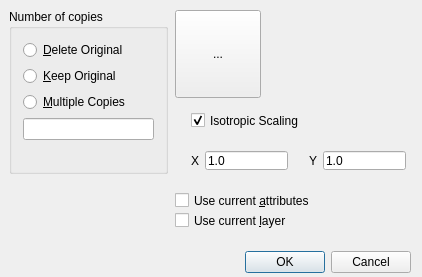
First picture: the form in librecad/src/ui/forms/qg_dlgscale.ui, repository LibreCAD/LibreCAD, before the edit.
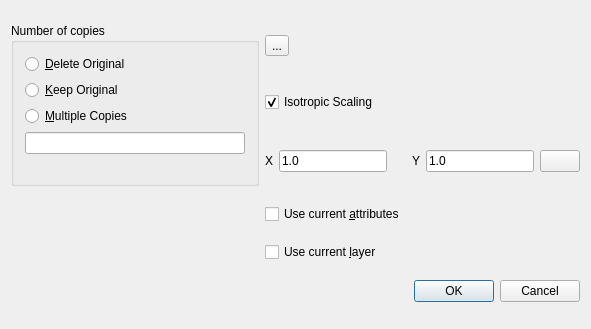
Second picture: the form after the edit. Icons and pictures are not drawn.

Commit message:
Issue #1777: scaling factor by points
Issue #1777:

Experimental feature: for the scaling tool, allow to specify a source
point and a target point, so the scaling would scale the source to the
target point.

If the coordinate difference from the scaling center is zero in any
direction(x- or y-), no scaling is applied in that direction.

Negative factors are allowed, and this may not work well with all entity
types.

```diff
--- a/librecad/src/ui/forms/qg_dlgscale.ui
+++ b/librecad/src/ui/forms/qg_dlgscale.ui
@@ -6,8 +6,8 @@
    <rect>
     <x>0</x>
     <y>0</y>
-    <width>422</width>
-    <height>277</height>
+    <width>591</width>
+    <height>329</height>
    </rect>
   </property>
   <property name="sizePolicy">
@@ -25,15 +25,9 @@
   <property name="windowTitle">
    <string>Scaling Options</string>
   </property>
+  <layout class="QGridLayout" name="gridLayout">
+   <item row="0" column="0" rowspan="3">
   <widget class="QGroupBox" name="bgNumber">
-   <property name="geometry">
-    <rect>
-     <x>9</x>
-     <y>9</y>
-     <width>159</width>
-     <height>165</height>
-    </rect>
-   </property>
    <property name="title">
     <string>Number of copies</string>
    </property>
@@ -116,15 +110,9 @@
     </item>
    </layout>
   </widget>
+   </item>
+   <item row="0" column="1">
   <widget class="QToolButton" name="toolButton">
-   <property name="geometry">
-    <rect>
-     <x>175</x>
-     <y>10</y>
-     <width>86</width>
-     <height>88</height>
-    </rect>
-   </property>
    <property name="text">
     <string>...</string>
    </property>
@@ -139,15 +127,8 @@
     </size>
    </property>
   </widget>
-  <widget class="QWidget" name="layoutWidget_1">
-   <property name="geometry">
-    <rect>
-     <x>180</x>
-     <y>100</y>
-     <width>237</width>
-     <height>41</height>
-    </rect>
-   </property>
+   </item>
+   <item row="1" column="1">
    <layout class="QHBoxLayout">
     <item>
      <widget class="QCheckBox" name="cbIsotropic">
@@ -163,43 +144,9 @@
      </widget>
     </item>
    </layout>
-  </widget>
-  <widget class="QCheckBox" name="cbCurrentLayer">
-   <property name="geometry">
-    <rect>
-     <x>175</x>
-     <y>210</y>
-     <width>146</width>
-     <height>21</height>
-    </rect>
-   </property>
-   <property name="text">
-    <string>Use current &amp;layer</string>
-   </property>
-  </widget>
-  <widget class="QCheckBox" name="cbCurrentAttributes">
-   <property name="geometry">
-    <rect>
-     <x>175</x>
-     <y>190</y>
-     <width>179</width>
-     <height>21</height>
-    </rect>
-   </property>
-   <property name="text">
-    <string>Use current &amp;attributes</string>
-   </property>
-  </widget>
-  <widget class="QWidget" name="layoutWidget_2">
-   <property name="geometry">
-    <rect>
-     <x>180</x>
-     <y>140</y>
-     <width>237</width>
-     <height>41</height>
-    </rect>
-   </property>
-   <layout class="QHBoxLayout" name="_2">
+   </item>
+   <item row="2" column="1">
+    <layout class="QHBoxLayout" name="horizontalLayout">
     <item>
      <widget class="QLabel" name="lFactor">
       <property name="text">
@@ -224,8 +171,8 @@
       </property>
       <property name="sizeHint" stdset="0">
        <size>
-        <width>40</width>
-        <height>20</height>
+         <width>19</width>
+         <height>36</height>
        </size>
       </property>
      </spacer>
@@ -250,21 +197,44 @@
       </property>
      </widget>
     </item>
-   </layout>
-  </widget>
+     <item>
+      <widget class="QPushButton" name="bFindFactor">
+       <property name="toolTip">
+        <string>&lt;html&gt;&lt;head/&gt;&lt;body&gt;&lt;p&gt;Find the scaling ratios around the center by a reference point and a target point.&lt;/p&gt;&lt;/body&gt;&lt;/html&gt;</string>
+       </property>
+       <property name="text">
+        <string/>
+       </property>
+       <property name="icon">
+        <iconset resource="../../../res/extui/extui.qrc">
+         <normaloff>:/extui/modifyscale.png</normaloff>:/extui/modifyscale.png</iconset>
+       </property>
+      </widget>
+     </item>
+    </layout>
+   </item>
+   <item row="3" column="1">
+    <widget class="QCheckBox" name="cbCurrentAttributes">
+     <property name="text">
+      <string>Use current &amp;attributes</string>
+     </property>
+    </widget>
+   </item>
+   <item row="4" column="1">
+    <widget class="QCheckBox" name="cbCurrentLayer">
+     <property name="text">
+      <string>Use current &amp;layer</string>
+     </property>
+    </widget>
+   </item>
+   <item row="5" column="0" colspan="2">
   <widget class="QDialogButtonBox" name="buttonBox">
-   <property name="geometry">
-    <rect>
-     <x>10</x>
-     <y>250</y>
-     <width>401</width>
-     <height>25</height>
-    </rect>
-   </property>
    <property name="standardButtons">
-    <set>QDialogButtonBox::Cancel|QDialogButtonBox::Ok</set>
-   </property>
-  </widget>
+      <set>QDialogButtonBox::StandardButton::Cancel|QDialogButtonBox::StandardButton::Ok</set>
+     </property>
+    </widget>
+   </item>
+  </layout>
  </widget>
  <layoutdefault spacing="6" margin="11"/>
  <resources>
```
Left out of the diff: 10 changed lines with no effect on the pictures. Lines whose indentation alone changed are shown as unchanged. The commit also changes 5 other files.
